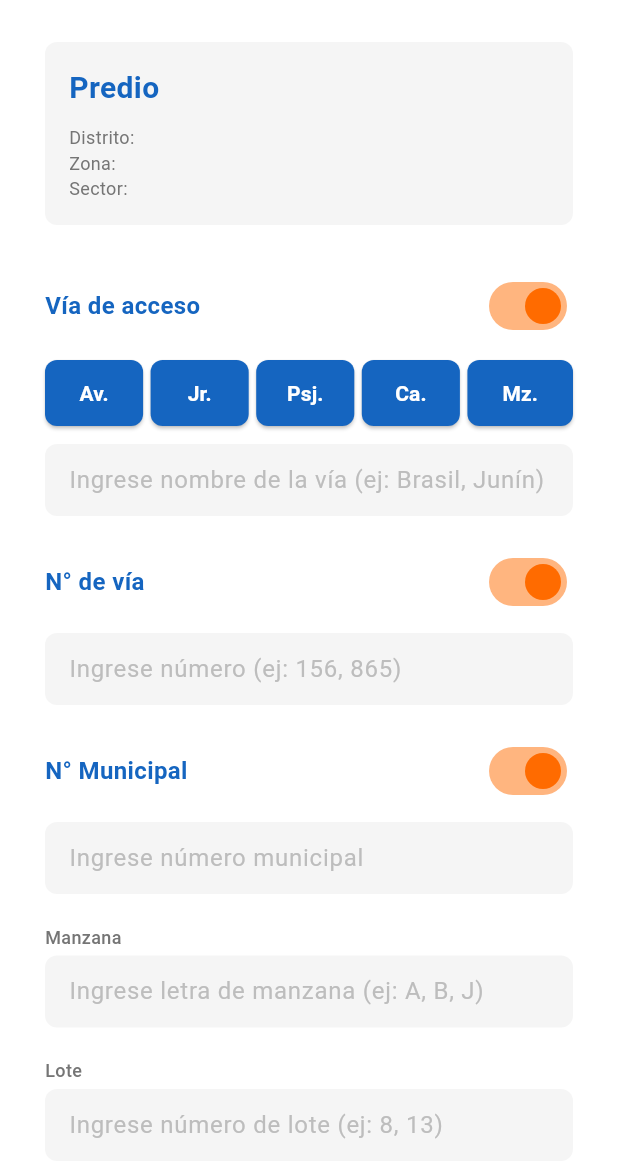
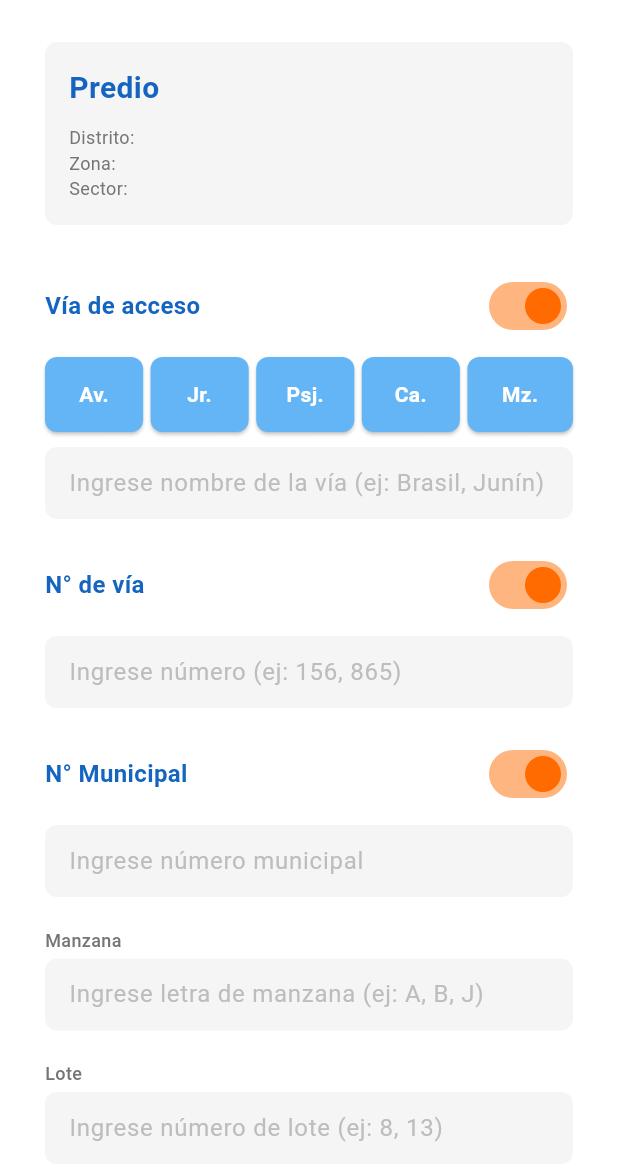
Before and after one commit to RosaLopezC/fieldops-flutter-app, a Flutter app: the PredioFormScreen screen opened directly with empty values, on a phone screen of 412 x 824 dp, the part 72-1236 px from its top. Run offline on Flutter 3.47's test engine with Material 3 defaults, Android fonts, the phone set to English and light mode, and no system bars; our stand-ins replace geolocator, google_maps_flutter, image_picker, shared_preferences; accounts and stored records are empty.

Commit message:
Mejora del diseño

```diff
--- a/lib/predio_form_screen.dart
+++ b/lib/predio_form_screen.dart
@@ -281,25 +281,35 @@ class _PredioFormScreenState extends State<PredioFormScreen> {
                   children: _tiposVia.map((tipo) {
                     return Expanded(
                       child: Container(
+                        height: 50, // Altura fija
                         margin: EdgeInsets.only(right: tipo != _tiposVia.last ? 5 : 0),
-                        child: ElevatedButton(
+                        child: Stack(
+                          children: [
+                            // Botón original
+                            Positioned.fill(
+                              child: CustomButton(
+                                text: "", // Texto vacío, lo mostraremos con un widget Text
                                 onPressed: () => setState(() => _tipoViaSeleccionada = tipo),
-                          style: ElevatedButton.styleFrom(
-                            padding: EdgeInsets.symmetric(vertical: 12),
                                 backgroundColor: _tipoViaSeleccionada == tipo
-                                ? Color(0xFF0D47A1)
-                                : Color(0xFF1565C0),
-                            shape: RoundedRectangleBorder(
-                              borderRadius: BorderRadius.circular(8),
+                                    ? Color(0xFF1976D2)
+                                    : Color(0xFF64B5F6),
                               ),
                             ),
+                            // Texto personalizado encima
+                            Positioned.fill(
+                              child: Center(
                                 child: Text(
                                   tipo,
+                                  textAlign: TextAlign.center,
                                   style: TextStyle(
+                                    fontSize: 14,
+                                    fontWeight: FontWeight.w600,
                                     color: Colors.white,
-                              fontWeight: FontWeight.w600,
                                   ),
                                 ),
+                              ),
+                            ),
+                          ],
                         ),
                       ),
                     );
@@ -924,29 +934,44 @@ class _PredioFormScreenState extends State<PredioFormScreen> {
         children: predioTypes.sublist(0, 3).map((type) {
           return Expanded(
             child: Container(
+              height: 60, // Aumentar altura para dar más espacio al texto
               margin: EdgeInsets.only(right: type != predioTypes[2] ? 5 : 0, bottom: 5),
-              child: ElevatedButton(
+              child: Stack(
+                children: [
+                  // Botón original
+                  Positioned.fill(
+                    child: CustomButton(
+                      text: "", // Texto vacío, lo mostraremos nosotros con un Text separado
                       onPressed: () {
                         setState(() => _tipoPredioSeleccionado = type['value']);
                       },
-                style: ElevatedButton.styleFrom(
-                  padding: EdgeInsets.symmetric(horizontal: 5, vertical: 12),
                       backgroundColor: _tipoPredioSeleccionado == type['value']
-                    ? Color(0xFF0D47A1)
-                    : Color(0xFF1565C0),
-                  shape: RoundedRectangleBorder(
-                    borderRadius: BorderRadius.circular(8),
+                        ? Color(0xFF1976D2)
+                        : Color(0xFF64B5F6),
                     ),
                   ),
+                  // Texto personalizado encima
+                  Positioned.fill(
+                    child: Center(
+                      child: Padding(
+                        padding: EdgeInsets.symmetric(horizontal: 4),
+                        child: FittedBox(
+                          fit: BoxFit.scaleDown,
                           child: Text(
                             type['title'],
+                            textAlign: TextAlign.center,
+                            maxLines: 2,
                             style: TextStyle(
+                              fontSize: 14,
+                              fontWeight: FontWeight.w600,
                               color: Colors.white,
-                    fontSize: 11,
-                    fontWeight: FontWeight.w600,
                             ),
-                  textAlign: TextAlign.center,
                           ),
+                        ),
+                      ),
+                    ),
+                  ),
+                ],
               ),
             ),
           );
@@ -960,29 +985,44 @@ class _PredioFormScreenState extends State<PredioFormScreen> {
         children: predioTypes.sublist(3).map((type) {
           return Expanded(
             child: Container(
+              height: 60, // Aumentar altura para dar más espacio al texto
               margin: EdgeInsets.only(right: type != predioTypes[5] ? 5 : 0),
-              child: ElevatedButton(
+              child: Stack(
+                children: [
+                  // Botón original
+                  Positioned.fill(
+                    child: CustomButton(
+                      text: "", // Texto vacío, lo mostraremos nosotros con un Text separado
                       onPressed: () {
                         setState(() => _tipoPredioSeleccionado = type['value']);
                       },
-                style: ElevatedButton.styleFrom(
-                  padding: EdgeInsets.symmetric(horizontal: 5, vertical: 12),
                       backgroundColor: _tipoPredioSeleccionado == type['value']
-                    ? Color(0xFF0D47A1)
-                    : Color(0xFF1565C0),
-                  shape: RoundedRectangleBorder(
-                    borderRadius: BorderRadius.circular(8),
+                        ? Color(0xFF1976D2)
+                        : Color(0xFF64B5F6),
                     ),
                   ),
+                  // Texto personalizado encima
+                  Positioned.fill(
+                    child: Center(
+                      child: Padding(
+                        padding: EdgeInsets.symmetric(horizontal: 4),
+                        child: FittedBox(
+                          fit: BoxFit.scaleDown,
                           child: Text(
                             type['title'],
+                            textAlign: TextAlign.center,
+                            maxLines: 2,
                             style: TextStyle(
+                              fontSize: 14,
+                              fontWeight: FontWeight.w600,
                               color: Colors.white,
-                    fontSize: 11,
-                    fontWeight: FontWeight.w600,
                             ),
-                  textAlign: TextAlign.center,
                           ),
+                        ),
+                      ),
+                    ),
+                  ),
+                ],
               ),
             ),
           );
```
Lines whose indentation alone changed are shown as unchanged.
